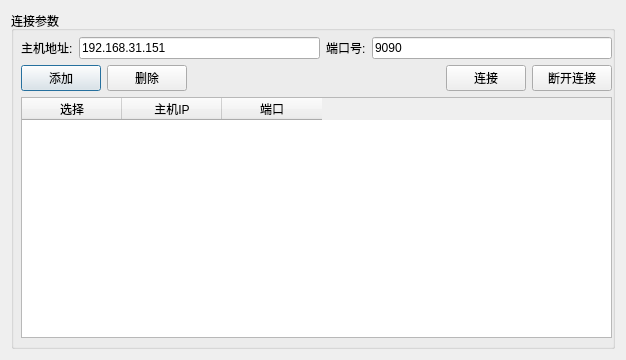
Qt form ui/connectDialog.ui (Timelees/RobanWeb) before a commit.
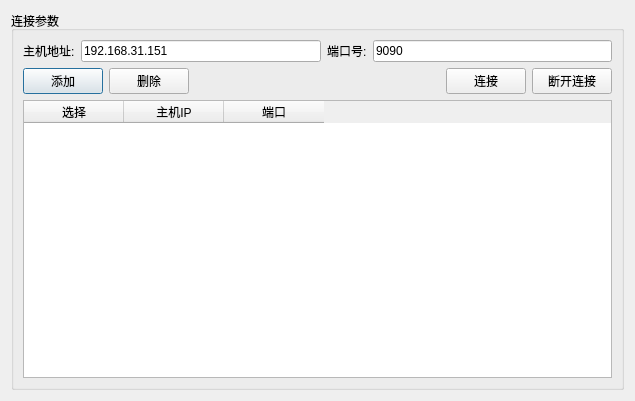
The same form after that commit.

What changed in the file:
```diff
--- a/ui/connectDialog.ui
+++ b/ui/connectDialog.ui
@@ -6,8 +6,8 @@
    <rect>
     <x>0</x>
     <y>0</y>
-    <width>626</width>
-    <height>360</height>
+    <width>635</width>
+    <height>401</height>
    </rect>
   </property>
   <property name="windowTitle">
@@ -19,15 +19,8 @@
      <property name="title">
       <string>连接参数</string>
      </property>
-     <widget class="QWidget" name="layoutWidget">
-      <property name="geometry">
-       <rect>
-        <x>10</x>
-        <y>26</y>
-        <width>591</width>
-        <height>301</height>
-       </rect>
-      </property>
+     <layout class="QVBoxLayout" name="verticalLayout_4">
+      <item>
       <layout class="QVBoxLayout" name="verticalLayout_3">
        <item>
         <layout class="QVBoxLayout" name="verticalLayout_2">
@@ -154,7 +147,8 @@
         </widget>
        </item>
       </layout>
-     </widget>
+      </item>
+     </layout>
     </widget>
    </item>
   </layout>
```
Lines whose indentation alone changed are shown as unchanged.
